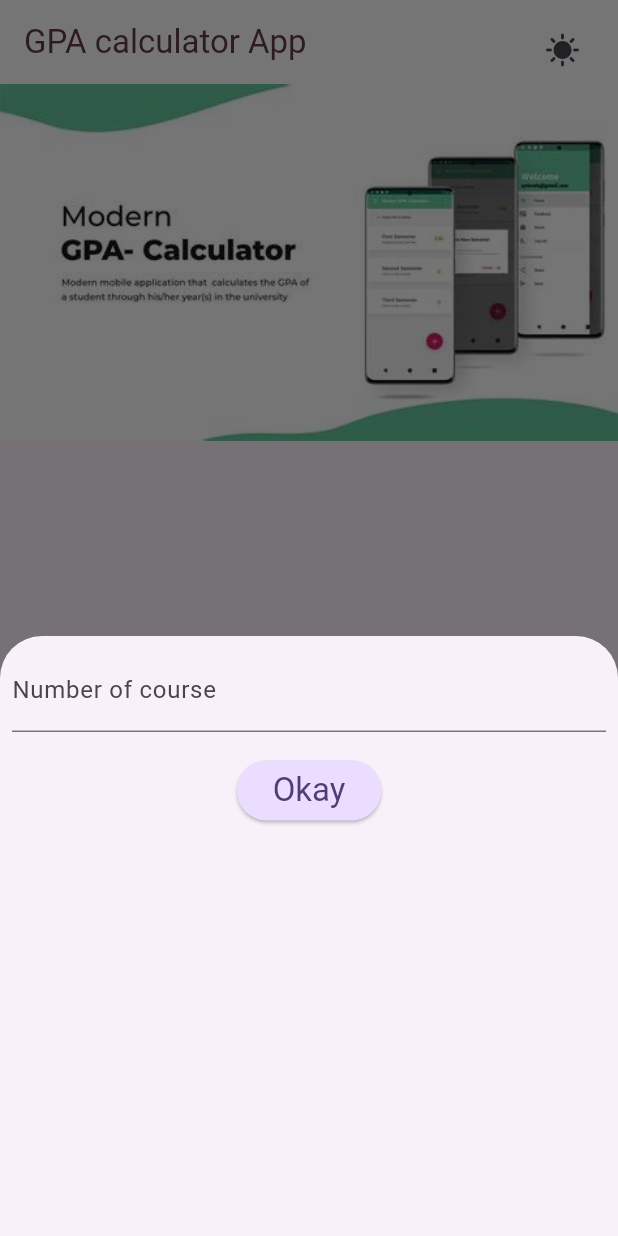
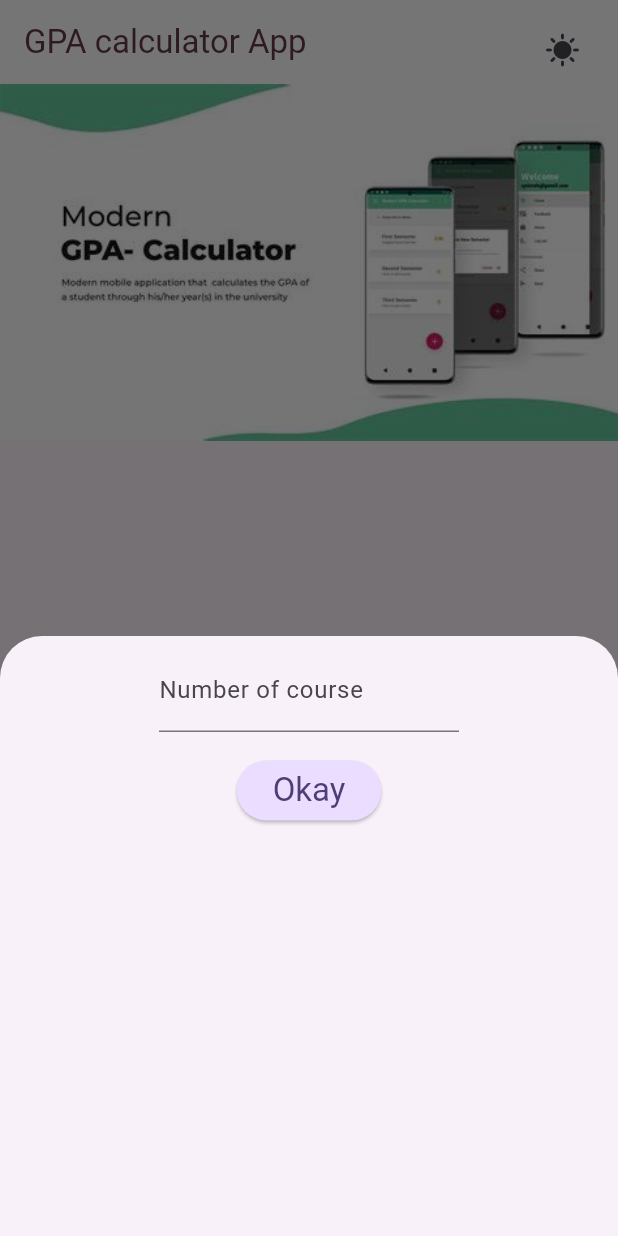
Before and after one commit to Fuadseid/GPA-calculator-project, a Flutter app: the screen it shows after launch, after a tap on "Start", on a phone screen of 412 x 824 dp. Run offline on Flutter 3.47's test engine with Material 3 defaults, Android fonts, the phone set to English and light mode, and no system bars; our stand-ins replace flutter_riverpod, google_fonts.

```diff
--- a/lib/screen/home_screen.dart
+++ b/lib/screen/home_screen.dart
@@ -11,6 +11,7 @@ class HomeScreen extends StatefulWidget {
 }
 
 class _HomeScreenState extends State<HomeScreen> {
+  final _numberofCourseController = TextEditingController();
   @override
   Widget build(BuildContext context) {
     void form() {
@@ -30,9 +31,15 @@ class _HomeScreenState extends State<HomeScreen> {
                 child: Column(
                   crossAxisAlignment: CrossAxisAlignment.center,
                   children: [
-                    const TextField(
-                      decoration: InputDecoration(
+                    Container(
+                      width: 200,
+                      alignment: Alignment.center,
+                      child: TextField(
+                        controller: _numberofCourseController,
+                        keyboardType: TextInputType.number,
+                        decoration: const InputDecoration(
                           labelText: 'Number of course',
+                        ),
                       ),
                     ),
                     const SizedBox(
@@ -48,13 +55,13 @@ class _HomeScreenState extends State<HomeScreen> {
                       ),
                       child: Text(
                         'Okay',
-                          style:
-                              Theme.of(context).textTheme.titleLarge!.copyWith(
+                        style: Theme.of(context).textTheme.titleLarge!.copyWith(
                               color: Theme.of(context)
                                   .colorScheme
                                   .onPrimaryContainer,
                             ),
-                        )),
+                      ),
+                    ),
                   ],
                 ),
               )),
@@ -74,7 +81,8 @@ class _HomeScreenState extends State<HomeScreen> {
           actions: [
             Padding(
                 padding: const EdgeInsets.all(13),
-                child: IconButton(onPressed: () {}, icon: Icon(Icons.sunny))),
+                child: IconButton(
+                    onPressed: () {}, icon: const Icon(Icons.sunny))),
           ],
         ),
         body: Container(
--- a/pubspec.yaml
+++ b/pubspec.yaml
@@ -2,7 +2,7 @@ name: gpa_calculator
 description: "A new Flutter project."
 # The following line prevents the package from being accidentally published to
 # pub.dev using `flutter pub publish`. This is preferred for private packages.
-publish_to: 'none' # Remove this line if you wish to publish to pub.dev
+publish_to: "none" # Remove this line if you wish to publish to pub.dev
 
 # The following defines the version and build number for your application.
 # A version number is three numbers separated by dots, like 1.2.43
@@ -31,11 +31,11 @@ dependencies:
   flutter:
     sdk: flutter
 
-
   # The following adds the Cupertino Icons font to your application.
   # Use with the CupertinoIcons class for iOS style icons.
   cupertino_icons: ^1.0.8
   google_fonts: ^6.2.1
+  flutter_riverpod: ^2.5.1
 
 dev_dependencies:
   flutter_test:
@@ -53,7 +53,6 @@ dev_dependencies:
 
 # The following section is specific to Flutter packages.
 flutter:
-
   # The following line ensures that the Material Icons font is
   # included with your application, so that you can use the icons in
   # the material Icons class.
```
Also changed, not shown: lib/provider/gpa_provider.dart (added, +16 -0 lines), pubspec.lock. Lines whose indentation alone changed are shown as unchanged.
